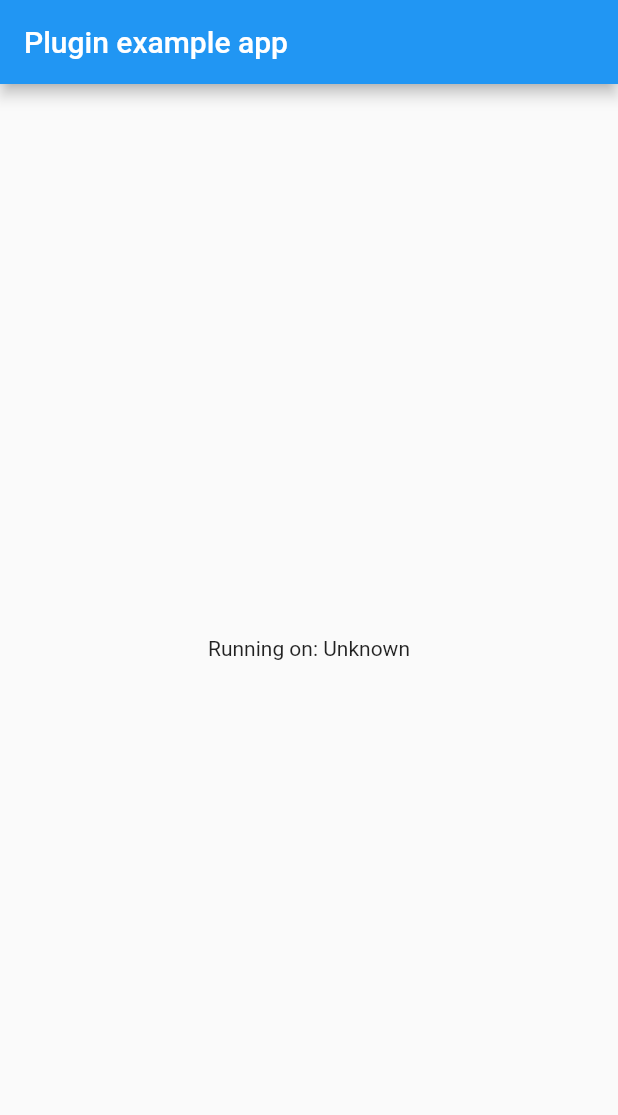
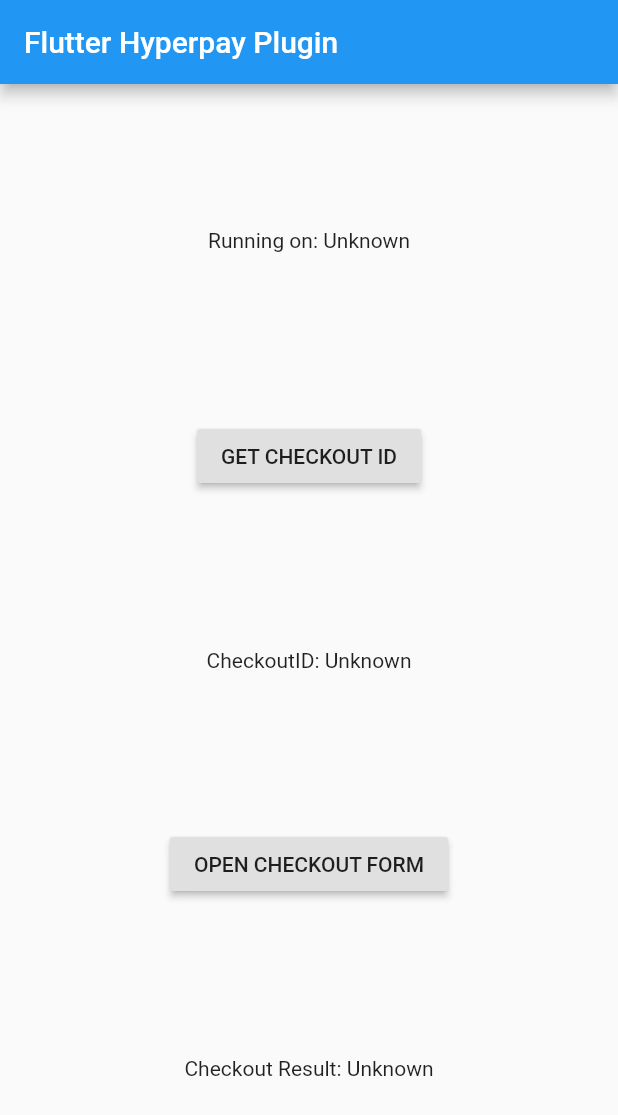
Before and after one commit to RanaOsamaAsif/flutter_hyperpay, a Flutter app: the screen it shows after launch, on a phone screen of 412 x 824 dp. Shown: the top 1115 px of the screen. Run offline on Flutter 3.47's test engine with Material 2 defaults, Android fonts, the phone set to English and light mode, and no system bars; our stand-ins replace uni_links.

Commit message:
customized form options

```diff
--- a/example/lib/main.dart
+++ b/example/lib/main.dart
@@ -1,8 +1,13 @@
+import 'dart:convert';
+import 'dart:io' show Platform;
+
 import 'package:flutter/material.dart';
 import 'dart:async';
 
 import 'package:flutter/services.dart';
 import 'package:flutter_hyperpay/flutter_hyperpay.dart';
+import 'package:http/http.dart';
+import 'package:uni_links/uni_links.dart';
 
 void main() {
   runApp(MyApp());
@@ -13,28 +18,37 @@ class MyApp extends StatefulWidget {
   _MyAppState createState() => _MyAppState();
 }
 
+enum UniLinksType { string, uri }
+
 class _MyAppState extends State<MyApp> {
   String _platformVersion = 'Unknown';
+  String _checkoutID = 'Unknown';
+  String _checkoutResult = 'Unknown';
+  String _initialLink;
+  String _latestLink = 'Unknown';
+  Uri _latestUri;
+  Uri _initialUri;
+  UniLinksType _type = UniLinksType.string;
+  StreamSubscription _sub;
+
+  var client = Client();
 
   @override
   void initState() {
     super.initState();
     initPlatformState();
+    initPlatformStateUri();
   }
 
-  // Platform messages are asynchronous, so we initialize in an async method.
   Future<void> initPlatformState() async {
     String platformVersion;
-    // Platform messages may fail, so we use a try/catch PlatformException.
+
     try {
       platformVersion = await FlutterHyperpay.platformVersion;
     } on PlatformException {
       platformVersion = 'Failed to get platform version.';
     }
 
-    // If the widget was removed from the tree while the asynchronous platform
-    // message was in flight, we want to discard the reply rather than calling
-    // setState to update our non-existent appearance.
     if (!mounted) return;
 
     setState(() {
@@ -47,12 +61,113 @@ class _MyAppState extends State<MyApp> {
     return MaterialApp(
       home: Scaffold(
         appBar: AppBar(
-          title: const Text('Plugin example app'),
+          title: const Text('Flutter Hyperpay Plugin'),
         ),
-        body: Center(
-          child: Text('Running on: $_platformVersion\n'),
+        body: Column(
+          mainAxisAlignment: MainAxisAlignment.spaceEvenly,
+          children: [
+            Center(
+              child: Text('Running on: $_platformVersion\n'),
+            ),
+            RaisedButton(
+              onPressed: () async {
+                await _getCheckoutFromTestServer();
+              },
+              child: Text("GET CHECKOUT ID"),
+            ),
+            Padding(
+              padding: const EdgeInsets.all(8.0),
+              child: Text("CheckoutID: $_checkoutID"),
+            ),
+            Visibility(
+              visible: _checkoutID != null,
+              child: RaisedButton(
+                onPressed: () async {
+                  await openPaymentGateway();
+                },
+                child: Text("OPEN CHECKOUT FORM"),
+              ),
+            ),
+            Padding(
+              padding: const EdgeInsets.all(8.0),
+              child: Text("Checkout Result: $_checkoutResult"),
+            ),
+          ],
         ),
       ),
     );
   }
+
+  Future _getCheckoutFromTestServer() async {
+    try {
+      var uriResponse = await client.get(
+        'http://52.59.56.185:80/token?amount=49.99&paymentType=PA&testMode=INTERNAL&currency=EUR&notificationUrl=http://52.59.56.185:80/notification',
+      );
+      String checkoutID = jsonDecode(uriResponse.body)["checkoutId"];
+      setState(() {
+        _checkoutID = checkoutID;
+      });
+    } finally {
+      client.close();
+    }
+  }
+
+  Future<void> initPlatformStateForStringUniLinks() async {
+    // Attach a listener to the links stream
+    _sub = getLinksStream().listen((String link) {
+      if (!mounted) return;
+      setState(() {
+        _latestLink = link ?? 'Unknown';
+        _latestUri = null;
+        try {
+          if (link != null) _latestUri = Uri.parse(link);
+        } on FormatException {}
+      });
+    }, onError: (Object err) {
+      if (!mounted) return;
+      setState(() {
+        _latestLink = 'Failed to get latest link: $err.';
+        _latestUri = null;
+      });
+    });
+
+    // Attach a second listener to the stream
+    getLinksStream().listen((String link) async {
+      print('got link: $link');
+      if (Platform.isIOS) await FlutterHyperpay.closeCheckout();
+    }, onError: (Object err) {
+      print('got err: $err');
+    });
+
+    // Get the latest link
+    // Platform messages may fail, so we use a try/catch PlatformException.
+    try {
+      _initialLink = await getInitialLink();
+      print('initial link: $_initialLink');
+      if (_initialLink != null) _initialUri = Uri.parse(_initialLink);
+    } on PlatformException {
+      _initialLink = 'Failed to get initial link.';
+      _initialUri = null;
+    } on FormatException {
+      _initialLink = 'Failed to parse the initial link as Uri.';
+      _initialUri = null;
+    }
+  }
+
+  Future<void> initPlatformStateUri() async {
+    if (_type == UniLinksType.string) {
+      await initPlatformStateForStringUniLinks();
+    }
+  }
+
+  Future openPaymentGateway() async {
+    String tempResult = await FlutterHyperpay.checkoutActitvity(
+        checkoutID: _checkoutID,
+        languageCodeAndroid: "en_US",
+        languageCodeIos: "en",
+        callbackURL: "hyperpaycheckout");
+    setState(() {
+      _checkoutResult = tempResult;
+    });
+  }
 }
--- a/example/pubspec.yaml
+++ b/example/pubspec.yaml
@@ -23,6 +23,8 @@ dependencies:
   # The following adds the Cupertino Icons font to your application.
   # Use with the CupertinoIcons class for iOS style icons.
   cupertino_icons: ^0.1.3
+  http: ^0.12.2
+  uni_links: ^0.4.0
 
 dev_dependencies:
   flutter_test:
--- a/lib/flutter_hyperpay.dart
+++ b/lib/flutter_hyperpay.dart
@@ -1,14 +1,30 @@
-
 import 'dart:async';
 
 import 'package:flutter/services.dart';
 
 class FlutterHyperpay {
-  static const MethodChannel _channel =
-      const MethodChannel('flutter_hyperpay');
+  static const MethodChannel _channel = const MethodChannel('flutter_hyperpay');
 
   static Future<String> get platformVersion async {
     final String version = await _channel.invokeMethod('getPlatformVersion');
     return version;
   }
+
+  static Future<String> checkoutActitvity(
+      {String checkoutID, String languageCodeIos, String languageCodeAndroid, String callbackURL}) async {
+    final String version = await _channel.invokeMethod('checkoutActivity', {
+      "checkoutID": checkoutID,
+      "languageCodeIos": languageCodeIos,
+      "languageCodeAndroid": languageCodeAndroid,
+      "callbackURL": callbackURL,
+      "callbackIos": "$callbackURL://result"
+    });
+    return version;
+  }
+
+  static Future<String> closeCheckout() async {
+    final String version = await _channel
+        .invokeMethod('closeCheckout');
+    return version;
+  }
 }
```
Also changed, not shown: example/pubspec.lock, 6 other files.
